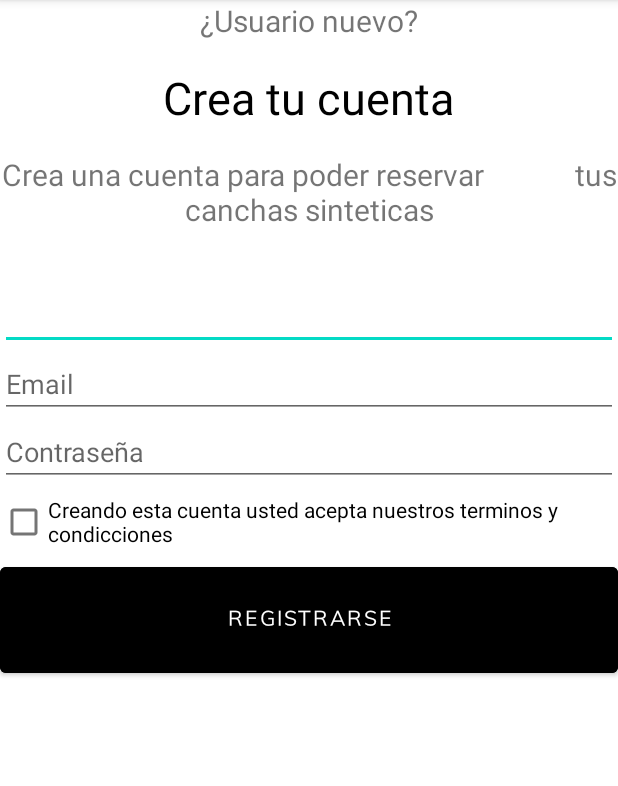
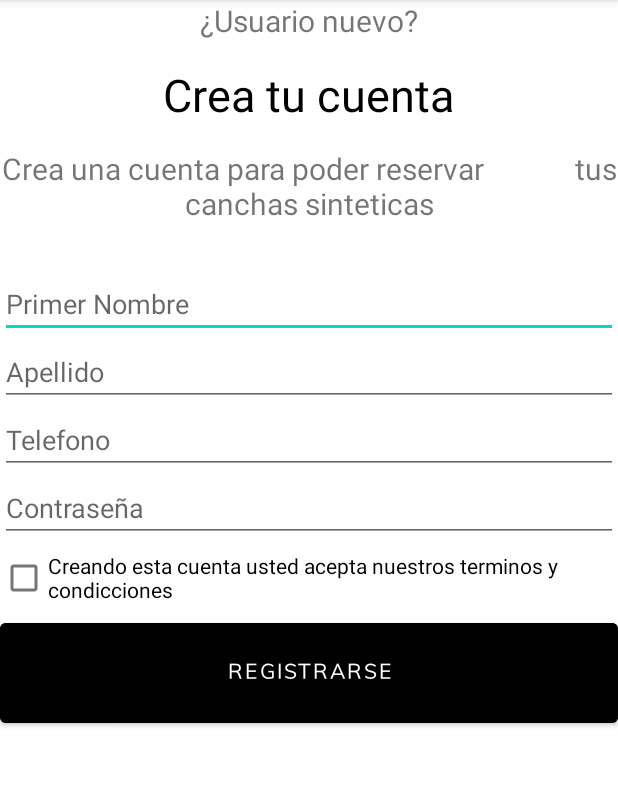
Before and after one commit to aleortbas/proyecto_moviles1, an Android app: the activity_registrar_usuario_telefono screen opened directly, with no data from a screen before it, on a phone screen of 412 x 824 dp, the part 84-870 px from its top. Run offline under Robolectric (Android 15) with nearby library versions, the phone set to English and light mode, and no system bars.

Commit message:
crear usuario funcional

```diff
--- a/app/src/main/java/com/example/footboocking/RegistrarUsuario.java
+++ b/app/src/main/java/com/example/footboocking/RegistrarUsuario.java
@@ -59,8 +59,8 @@ public class RegistrarUsuario extends AppCompatActivity {
         nameValuePairs = new ArrayList<NameValuePair>(7); // tamaño del array
         nameValuePairs.add(new BasicNameValuePair("nombre", nombreTx.getText().toString().trim()));
         nameValuePairs.add(new BasicNameValuePair("email", emailTx.getText().toString().trim()));
-        nameValuePairs.add(new BasicNameValuePair("contraseña", contraseñaTx.getText().toString().trim()));
-        nameValuePairs.add(new BasicNameValuePair("telefono", apellidoTx.getText().toString().trim()));
+        nameValuePairs.add(new BasicNameValuePair("clave", contraseñaTx.getText().toString().trim()));
+        nameValuePairs.add(new BasicNameValuePair("apellido", apellidoTx.getText().toString().trim()));
 
         boolean response = APIHandler.POST(url, nameValuePairs);
         return response;
--- a/app/src/main/res/layout/activity_registrar_usuario.xml
+++ b/app/src/main/res/layout/activity_registrar_usuario.xml
@@ -75,7 +75,7 @@
             android:id="@+id/Password"
             android:layout_width="match_parent"
             android:layout_height="wrap_content"
-            android:inputType="textPassword"
+            android:inputType="textVisiblePassword"
             android:hint="Contraseña"
             />
 
--- a/app/src/main/res/layout/activity_registrar_usuario_telefono.xml
+++ b/app/src/main/res/layout/activity_registrar_usuario_telefono.xml
@@ -50,25 +50,32 @@
             />
 
         <EditText
+            android:id="@+id/nombreTel"
+            android:layout_width="match_parent"
+            android:layout_height="wrap_content"
+            android:inputType="textPersonName"
+            android:hint="Primer Nombre" />
+
+        <EditText
+            android:id="@+id/apellidoTel"
+            android:layout_width="match_parent"
+            android:layout_height="wrap_content"
+            android:inputType="textPersonName"
+            android:hint="Apellido" />
+
+        <EditText
             android:id="@+id/editTextPhone"
             android:layout_width="match_parent"
             android:layout_height="wrap_content"
-            android:inputType="phone" />
-
-        <EditText
-            android:id="@+id/editTextTextEmailAddress"
-            android:layout_width="match_parent"
-            android:layout_height="wrap_content"
-            android:inputType="textEmailAddress"
-            android:hint="Email"
+            android:inputType="phone"
+            android:hint="Telefono"
             />
 
         <EditText
-            android:id="@+id/editTextTextPassword"
+            android:id="@+id/Passwordtel"
             android:layout_width="match_parent"
             android:layout_height="wrap_content"
-            android:ems="10"
-            android:inputType="textPassword"
+            android:inputType="textVisiblePassword"
             android:hint="Contraseña"
             />
 
@@ -79,7 +86,7 @@
             android:text="Creando esta cuenta usted acepta nuestros terminos y condicciones " />
 
         <Button
-            android:id="@+id/button"
+            android:id="@+id/buttonTel"
             android:layout_width="match_parent"
             android:layout_height="wrap_content"
             android:fontFamily="@font/font_awesome"
```
Also changed, not shown: app/src/main/java/com/example/footboocking/activity_registrar_usuario_telefono.java (+86 -0 lines), 1 other file.
